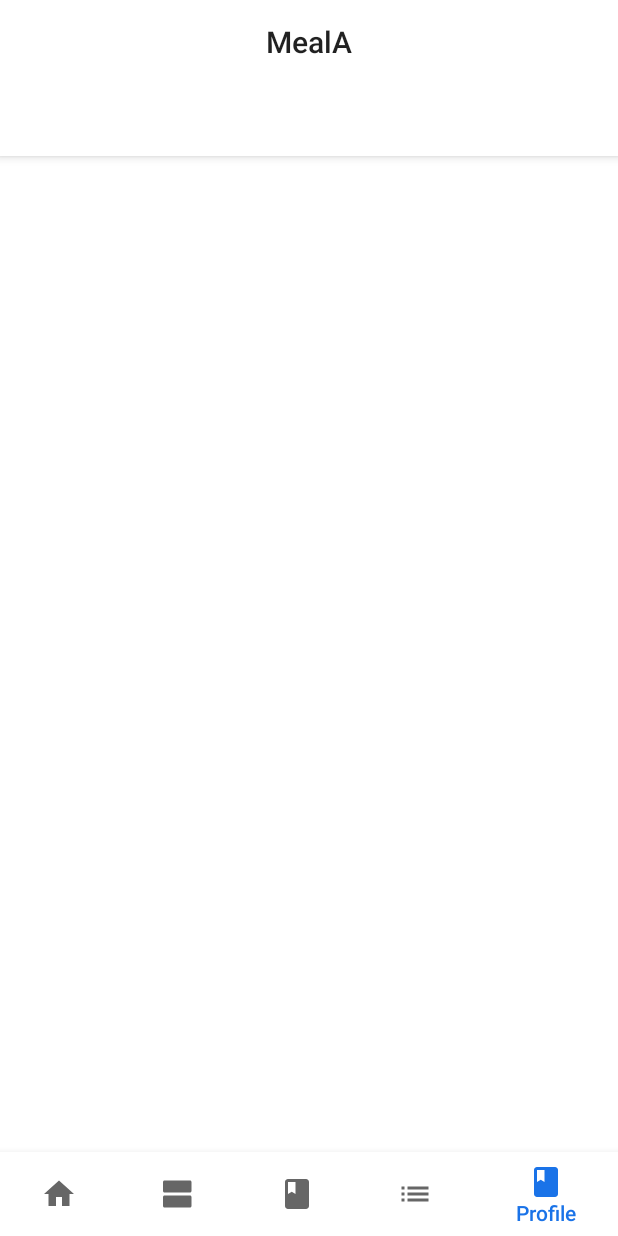
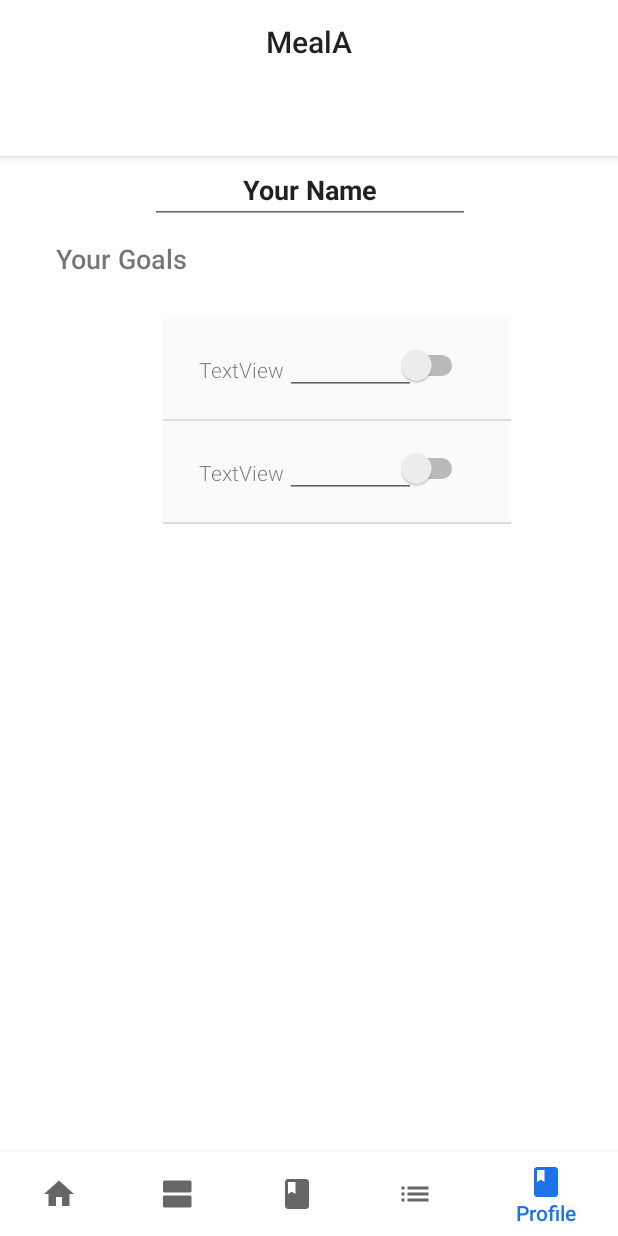
Before and after one commit to emilyhilbig/espresso-labs, an Android app: the screen it shows after launch once a user with an empty profile is signed in (MainActivity), item 5 of the bottom bar chosen, on a phone screen of 412 x 824 dp. Run offline under Robolectric (Android 15) with nearby library versions, the light colour scheme and no system bars; our stand-ins replace Firebase (no records; nobody signed in at launch, a user with empty details on screens opened directly); libraries missing offline, so code that uses them is left out: az.plainpie, com.prolificinteractive.materialcalendarview; network calls fail; pictures from the network do not load; 1 statement that could not run was skipped.

Commit message:
update profile

```diff
--- a/app/src/main/java/espressolabs/meala/ProfileFragment.java
+++ b/app/src/main/java/espressolabs/meala/ProfileFragment.java
@@ -1,5 +1,8 @@
 package espressolabs.meala;
 
+import android.animation.Animator;
+import android.animation.AnimatorListenerAdapter;
+import android.content.Context;
 import android.os.Bundle;
 import android.support.annotation.NonNull;
 import android.support.design.widget.TabLayout;
@@ -8,26 +11,42 @@ import android.support.v4.app.FragmentManager;
 import android.support.v4.app.FragmentPagerAdapter;
 import android.support.v4.view.ViewPager;
 import android.support.v7.app.AppCompatActivity;
+import android.support.v7.widget.LinearLayoutManager;
+import android.support.v7.widget.RecyclerView;
 import android.support.v7.widget.Toolbar;
 import android.view.LayoutInflater;
 import android.view.Menu;
 import android.view.MenuInflater;
 import android.view.View;
 import android.view.ViewGroup;
+import android.view.animation.AccelerateInterpolator;
+import android.view.animation.DecelerateInterpolator;
+import android.view.animation.Interpolator;
+import android.view.animation.OvershootInterpolator;
 import android.widget.TextView;
+
+import com.bumptech.glide.Glide;
 
 import java.util.ArrayList;
 import java.util.List;
-/**
- * A simple {@link Fragment} subclass.
- * Use the {@link ProfileFragment#newInstance} factory method to
- * create an instance of this fragment.
- */
+
+import espressolabs.meala.model.StatisticListItem;
+import espressolabs.meala.ui.interaction.ItemAnimator;
+import espressolabs.meala.ui.interaction.ProfileViewAdapter;
+import espressolabs.meala.ui.interaction.StatisticRecyclerViewAdapter;
+
 public class ProfileFragment extends Fragment {
-    // TODO: Rename parameter arguments, choose names that match
-    // the fragment initialization parameters, e.g. ARG_ITEM_NUMBER
-    private static final String ARG_PARAM1 = "param1";
-    private static final String ARG_PARAM2 = "param2";
+    private ProfileViewAdapter adapter;
+    private RecyclerView listView;
+    private static final String ARG_COLUMN_COUNT = "column-count";
+    private int mColumnCount = 1;
+    private StatisticFragment.OnStatisticClickListener mListener;
+
+    private static final int STATE_STARTING = -1;
+    private static final int STATE_LOADING = 0;
+    private static final int STATE_EMPTY = 1;
+    private static final int STATE_LIST = 2;
+    private int state = STATE_STARTING;
 
     // TODO: Rename and change types of parameters
     private String mParam1;
@@ -38,30 +57,22 @@ public class ProfileFragment extends Fragment {
         // Required empty public constructor
     }
 
-    /**
-     * Use this factory method to create a new instance of
-     * this fragment using the provided parameters.
-     *
-     * @param param1 Parameter 1.
-     * @param param2 Parameter 2.
-     * @return A new instance of fragment HomeFragment.
-     */
-    // TODO: Rename and change types and number of parameters
-    public static HomeFragment newInstance(String param1, String param2) {
+    /*public static HomeFragment newInstance(String param1, String param2) {
         HomeFragment fragment = new HomeFragment();
         Bundle args = new Bundle();
-        args.putString(ARG_PARAM1, param1);
+        //args.putString(ARG_PARAM1, param1);
         args.putString(ARG_PARAM2, param2);
         fragment.setArguments(args);
         return fragment;
-    }
+    }*/
 
     @Override
     public void onCreate(Bundle savedInstanceState) {
         super.onCreate(savedInstanceState);
+        setHasOptionsMenu(true);
+
         if (getArguments() != null) {
-            mParam1 = getArguments().getString(ARG_PARAM1);
-            mParam2 = getArguments().getString(ARG_PARAM2);
+            mColumnCount = getArguments().getInt(ARG_COLUMN_COUNT);
         }
     }
 
@@ -69,7 +80,32 @@ public class ProfileFragment extends Fragment {
     public View onCreateView(@NonNull LayoutInflater inflater, ViewGroup container,
                              Bundle savedInstanceState) {
         // Inflate the layout for this fragment
-        return inflater.inflate(R.layout.fragment_home, container, false);
+        return inflater.inflate(R.layout.fragment_profile, container, false);
     }
 
+    @Override
+    public void onViewCreated(@NonNull View view, Bundle savedInstanceState) {
+        Context context = getContext();
+
+        // Setup RecyclerView
+        listView = view.findViewById(R.id.profile_list);
+        listView.setLayoutManager(new LinearLayoutManager(context));
+
+        // Setup adapter
+        adapter = new ProfileViewAdapter(mListener, Glide.with(this), mColumnCount);
+        //adapter.setViewSize(prefs.getInt(PREFS_VIEW_SIZE, -1));
+        listView.setAdapter(adapter);
+        listView.setItemAnimator(new ItemAnimator(context, adapter));
+
+        // Load initial data
+        ArrayList<StatisticListItem> items = new ArrayList<>(1);
+        items.add(new StatisticListItem("%",50));
+        items.add(new StatisticListItem("%",90));
+        adapter.setItems(items);
+
+    }
+
+    public interface OnStatisticClickListener {
+        //void onListFragmentInteraction(RecipeContent.Recipe item);
+    }
 }
--- /dev/null
+++ b/app/src/main/java/espressolabs/meala/ui/interaction/ProfileViewAdapter.java
@@ -0,0 +1,159 @@
+package espressolabs.meala.ui.interaction;
+import android.support.annotation.NonNull;
+import android.support.v7.widget.RecyclerView;
+import android.util.Log;
+import android.view.LayoutInflater;
+import android.view.View;
+import android.view.ViewGroup;
+
+import com.bumptech.glide.RequestManager;
+
+import java.util.ArrayList;
+import java.util.Collection;
+
+import az.plainpie.PieView;
+import espressolabs.meala.R;
+import espressolabs.meala.StatisticFragment;
+import espressolabs.meala.model.StatisticListItem;
+
+public class ProfileViewAdapter extends RecyclerView.Adapter<ProfileViewAdapter.ViewHolder> implements ItemAnimator.onAnimationEndListener{
+
+    //private final List<RecipeContent.Recipe> mValues;
+    private static final String TAG = "ProfileViewAdapter";
+    private final StatisticFragment.OnStatisticClickListener mListener;
+    private final int mColumns;
+    private final RequestManager glide;
+    private ArrayList<StatisticListItem> data = new ArrayList<>();
+
+    public ProfileViewAdapter(StatisticFragment.OnStatisticClickListener listener, RequestManager glide, int columnCount) { //List<RecipeContent.Recipe> items,
+        //mValues = items;
+        mListener = listener;
+        mColumns = columnCount;
+        this.glide = glide;
+    }
+
+    @NonNull
+    @Override
+    public ViewHolder onCreateViewHolder(@NonNull ViewGroup parent, int viewType) {
+        //int recipeLayout = mColumns == 1 ? R.layout.recipe_card : R.layout.recipe_tile;
+        //View view = LayoutInflater.from(parent.getContext())
+        //        .inflate(recipeLayout, parent, false);
+        View view = LayoutInflater.from(parent.getContext()).inflate(R.layout.profile_list_item, parent, false);
+        //((PieView) view.findViewById(R.id.pieView)).setPercentage(50);
+
+        return new ViewHolder(view);
+    }
+
+    /*
+    public void updateStatisticList(List<RecipeContent.Recipe> newlist) {
+        mValues.clear();
+        mValues.addAll(newlist);
+        this.notifyDataSetChanged();
+    }*/
+
+    @Override
+    public void onBindViewHolder(@NonNull final ViewHolder holder, int position) {
+        /*holder.mItem = mValues.get(position);
+
+        if (mColumns <= 1) {
+            holder.mText.setText(mValues.get(position).details);
+        }
+
+        holder.mTitle.setText(String.valueOf(mValues.get(position).title));
+*/
+        holder.itemView.setOnClickListener(v -> {
+            if (null != mListener) {
+                // Notify the active callbacks interface (the activity, if the
+                // fragment is attached to one) that an item has been selected.
+                //mListener.onListFragmentInteraction(holder.mItem);
+            }
+        });
+
+        //glide.load(mValues.get(position).image_url).into(holder.mImage);
+    }
+
+    @Override
+    public int getItemCount() {
+        //return mValues.size();
+        return 2;
+    }
+
+    public class ViewHolder extends RecyclerView.ViewHolder implements View.OnClickListener {
+        public ViewHolder(View itemView) {
+            super(itemView);
+        };
+
+        @Override
+        public void onClick(View view) {};
+        /*public final View mView;
+        public final TextView mTitle;
+        public final TextView mText;
+        public final ImageView mImage;
+        public RecipeContent.Recipe mItem;
+
+        public ViewHolder(View itemView) {
+            super(itemView);
+            AppCompatImageButton fav_button = itemView.findViewById(R.id.favorite_button);
+            AppCompatImageButton sl_button = itemView.findViewById(R.id.shortlist_button);
+            AppCompatImageButton pln_button = itemView.findViewById(R.id.confirm_button);
+            if (fav_button != null) {fav_button.setOnClickListener(this);}
+            if (sl_button != null) {sl_button.setOnClickListener(this);}
+            if (pln_button != null) {pln_button.setOnClickListener(this);}
+
+            mView = itemView;
+            mTitle = itemView.findViewById(R.id.recipe_title);
+            mText = itemView.findViewById(R.id.recipe_text);
+            mImage = itemView.findViewById(R.id.recipe_image);
+        }
+
+        @Override
+        public String toString() {
+            return super.toString() + " '" + mTitle.getText() + "'";
+        }
+
+        @Override
+        public void onClick(View view) {
+            int id = view.getId();
+
+            String verb = "Added to ";
+            switch (id) {
+                case R.id.favorite_button:
+                    // button event
+                    Toast.makeText(view.getContext(), verb + "favorites!", Toast.LENGTH_SHORT).show();
+                    break;
+                case R.id.shortlist_button:
+                    Toast.makeText(view.getContext(), verb + "shortlist!", Toast.LENGTH_SHORT).show();
+                    break;
+                case R.id.confirm_button:
+                    Snackbar.make(view, verb + "planner!", Snackbar.LENGTH_SHORT)
+                            .setAction("Action", null).show();
+                    break;
+
+            }
+        }*/
+    }
+
+    @Override
+    public void onChangeEnd(final RecyclerView.ViewHolder newHolder) {
+        int index = newHolder.getAdapterPosition();
+
+        Log.v(TAG, "onChangeEnd index=" + index);
+/*
+        if (index >= 0 && index <= data.size() - 1) {
+            ShoppingListAdapter.ViewHolder vh = (ShoppingListAdapter.ViewHolder) newHolder;
+
+            vh.isSwiped = false;
+            expandedItemKeys.remove(vh.data.key);
+
+            data.remove(index);
+            notifyItemRemoved(index);
+        }*/
+    }
+
+    public void setItems(Collection<StatisticListItem> items) {
+        data.clear();
+        data.addAll(items);
+
+        notifyItemRangeInserted(0, data.size());
+    }
+}
--- /dev/null
+++ b/app/src/main/res/layout/fragment_profile.xml
@@ -0,0 +1,60 @@
+<?xml version="1.0" encoding="utf-8"?>
+<android.support.constraint.ConstraintLayout
+    xmlns:android="http://schemas.android.com/apk/res/android"
+    xmlns:app="http://schemas.android.com/apk/res-auto"
+    xmlns:tools="http://schemas.android.com/tools"
+    android:layout_width="match_parent"
+    android:layout_height="match_parent">
+    <!-- need to switch to single repeated view instead of hard-coded layout afterwards -->
+
+    <include
+        android:id="@+id/appBar"
+        layout="@layout/app_bar" />
+
+    <EditText
+        android:id="@+id/txtName"
+        android:layout_width="wrap_content"
+        android:layout_height="wrap_content"
+        android:layout_marginEnd="8dp"
+        android:layout_marginStart="8dp"
+        android:layout_marginTop="104dp"
+        android:capitalize="words"
+        android:ems="10"
+        android:inputType="textPersonName"
+        android:singleLine="true"
+        android:text="Your Name"
+        android:textAlignment="center"
+        android:textStyle="bold"
+        app:layout_constraintEnd_toEndOf="parent"
+        app:layout_constraintHorizontal_bias="0.503"
+        app:layout_constraintStart_toStartOf="parent"
+        app:layout_constraintTop_toTopOf="parent" />
+
+    <TextView
+        android:id="@+id/textView4"
+        android:layout_width="wrap_content"
+        android:layout_height="wrap_content"
+        android:layout_marginEnd="8dp"
+        android:layout_marginStart="8dp"
+        android:layout_marginTop="160dp"
+        android:text="Your Goals"
+        android:textSize="18sp"
+        android:textStyle="bold"
+        app:layout_constraintEnd_toEndOf="parent"
+        app:layout_constraintHorizontal_bias="0.096"
+        app:layout_constraintStart_toStartOf="parent"
+        app:layout_constraintTop_toTopOf="parent" />
+
+    <android.support.v7.widget.RecyclerView
+        android:id="@+id/profile_list"
+        android:layout_width="332dp"
+        android:layout_height="362dp"
+        android:layout_marginEnd="8dp"
+        android:layout_marginTop="212dp"
+        app:layout_constraintEnd_toEndOf="parent"
+        app:layout_constraintHorizontal_bias="0.818"
+        app:layout_constraintStart_toStartOf="parent"
+        app:layout_constraintTop_toTopOf="@+id/appBar" />
+
+
+</android.support.constraint.ConstraintLayout>
--- /dev/null
+++ b/app/src/main/res/layout/profile_list_item.xml
@@ -0,0 +1,75 @@
+<?xml version="1.0" encoding="utf-8"?>
+<LinearLayout xmlns:android="http://schemas.android.com/apk/res/android"
+    xmlns:app="http://schemas.android.com/apk/res-auto"
+    xmlns:tools="http://schemas.android.com/tools"
+    android:id="@+id/profile_list_item"
+    android:layout_width="match_parent"
+    android:layout_height="wrap_content"
+    android:layout_marginEnd="@dimen/list_item_right_margin"
+    android:layout_marginStart="@dimen/list_item_left_margin"
+
+    android:background="?android:colorBackground"
+    android:orientation="vertical"
+    android:outlineProvider="none"
+    android:paddingTop="14dp">
+
+    <android.support.constraint.ConstraintLayout
+        android:layout_width="match_parent"
+        android:layout_height="wrap_content"
+        android:paddingEnd="?android:listPreferredItemPaddingRight"
+        android:paddingStart="?android:listPreferredItemPaddingLeft">
+
+        <EditText
+            android:id="@+id/setDailyGoal"
+            android:layout_width="87dp"
+            android:layout_height="37dp"
+            android:layout_marginEnd="8dp"
+            android:layout_marginStart="8dp"
+            android:ems="10"
+            android:inputType="number"
+            app:layout_constraintEnd_toEndOf="parent"
+            app:layout_constraintHorizontal_bias="0.596"
+            app:layout_constraintStart_toStartOf="parent"
+            app:layout_constraintTop_toTopOf="parent" />
+
+        <Switch
+            android:id="@+id/setSwitch"
+            android:layout_width="wrap_content"
+            android:layout_height="wrap_content"
+            android:layout_marginBottom="8dp"
+            android:layout_marginEnd="8dp"
+            android:layout_marginStart="8dp"
+            android:layout_marginTop="4dp"
+            android:textOff="UnSet"
+            android:textOn="Set"
+            app:layout_constraintBottom_toBottomOf="parent"
+            app:layout_constraintEnd_toEndOf="parent"
+            app:layout_constraintHorizontal_bias="0.93"
+            app:layout_constraintStart_toStartOf="@+id/setDailyGoal"
+            app:layout_constraintTop_toTopOf="parent" />
+
+        <TextView
+            android:id="@+id/txtDailyGoal"
+            android:layout_width="79dp"
+            android:layout_height="18dp"
+            android:layout_marginBottom="8dp"
+            android:layout_marginEnd="8dp"
+            android:layout_marginStart="8dp"
+            android:layout_marginTop="8dp"
+            android:text="TextView"
+            app:layout_constraintBottom_toBottomOf="parent"
+            app:layout_constraintEnd_toEndOf="@+id/setDailyGoal"
+            app:layout_constraintHorizontal_bias="0.0"
+            app:layout_constraintStart_toStartOf="parent"
+            app:layout_constraintTop_toTopOf="parent" />
+
+    </android.support.constraint.ConstraintLayout>
+
+    <View
+        android:id="@+id/view"
+        style="@style/Divider"
+
+        android:layout_height="1dp"
+        android:layout_marginTop="14dp" />
+
+</LinearLayout>
```
